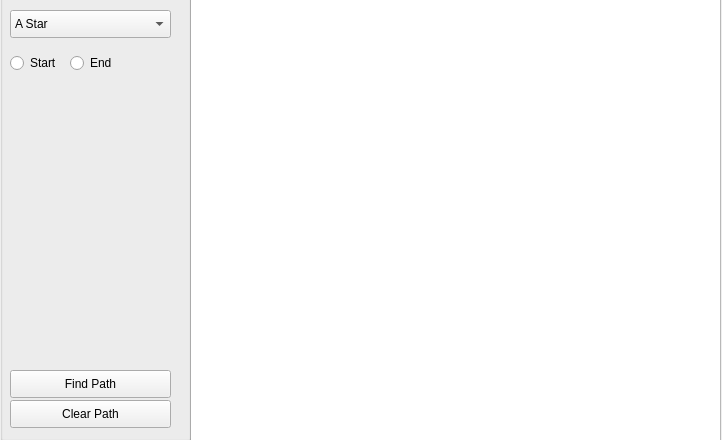
The window that PathFinding/mainwindow.ui (razzil1/Pathfinding) describes before a commit, drawn with Qt 5.
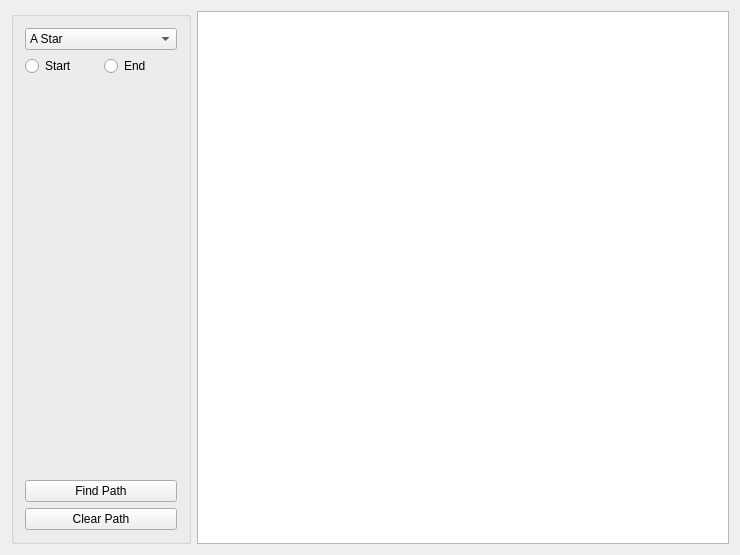
The same window after the commit.

Commit message: Enabled to paint node on mouse click

```diff
--- a/PathFinding/mainwindow.ui
+++ b/PathFinding/mainwindow.ui
@@ -2,62 +2,59 @@
 <ui version="4.0">
  <class>MainWindow</class>
  <widget class="QMainWindow" name="MainWindow">
+  <property name="enabled">
+   <bool>true</bool>
+  </property>
   <property name="geometry">
    <rect>
     <x>0</x>
     <y>0</y>
-    <width>722</width>
-    <height>440</height>
+    <width>740</width>
+    <height>555</height>
    </rect>
   </property>
+  <property name="sizePolicy">
+   <sizepolicy hsizetype="Preferred" vsizetype="Preferred">
+    <horstretch>0</horstretch>
+    <verstretch>0</verstretch>
+   </sizepolicy>
+  </property>
   <property name="windowTitle">
    <string>MainWindow</string>
   </property>
   <widget class="QWidget" name="centralWidget">
-   <widget class="QGraphicsView" name="graphicsView">
-    <property name="geometry">
-     <rect>
-      <x>190</x>
-      <y>-10</y>
-      <width>531</width>
-      <height>451</height>
-     </rect>
-    </property>
-   </widget>
+   <property name="enabled">
+    <bool>true</bool>
+   </property>
+   <property name="sizePolicy">
+    <sizepolicy hsizetype="Preferred" vsizetype="Preferred">
+     <horstretch>0</horstretch>
+     <verstretch>0</verstretch>
+    </sizepolicy>
+   </property>
+   <property name="minimumSize">
+    <size>
+     <width>0</width>
+     <height>0</height>
+    </size>
+   </property>
+   <layout class="QHBoxLayout" name="horizontalLayout_2">
+    <item>
    <widget class="QGroupBox" name="groupBox">
-    <property name="geometry">
-     <rect>
-      <x>0</x>
-      <y>-30</y>
-      <width>191</width>
-      <height>471</height>
-     </rect>
+      <property name="minimumSize">
+       <size>
+        <width>180</width>
+        <height>0</height>
+       </size>
     </property>
     <property name="title">
      <string/>
     </property>
-    <widget class="QPushButton" name="pushButton_2">
-     <property name="geometry">
-      <rect>
-       <x>10</x>
-       <y>400</y>
-       <width>161</width>
-       <height>28</height>
-      </rect>
-     </property>
-     <property name="text">
-      <string>Find Path</string>
-     </property>
-    </widget>
+      <layout class="QGridLayout" name="gridLayout">
+       <item row="0" column="0">
+        <layout class="QVBoxLayout" name="verticalLayout">
+         <item>
     <widget class="QComboBox" name="comboBox">
-     <property name="geometry">
-      <rect>
-       <x>10</x>
-       <y>40</y>
-       <width>161</width>
-       <height>28</height>
-      </rect>
-     </property>
      <item>
       <property name="text">
        <string>A Star</string>
@@ -79,46 +76,72 @@
       </property>
      </item>
     </widget>
+         </item>
+         <item>
+          <layout class="QHBoxLayout" name="horizontalLayout">
+           <item>
     <widget class="QRadioButton" name="radioButton">
-     <property name="geometry">
-      <rect>
-       <x>10</x>
-       <y>80</y>
-       <width>51</width>
-       <height>26</height>
-      </rect>
-     </property>
      <property name="text">
       <string>Start</string>
      </property>
     </widget>
+           </item>
+           <item>
     <widget class="QRadioButton" name="radioButton_2">
-     <property name="geometry">
-      <rect>
-       <x>70</x>
-       <y>80</y>
-       <width>61</width>
-       <height>26</height>
-      </rect>
-     </property>
      <property name="text">
       <string>End</string>
      </property>
     </widget>
+           </item>
+          </layout>
+         </item>
+        </layout>
+       </item>
+       <item row="2" column="0">
+        <layout class="QVBoxLayout" name="verticalLayout_2">
+         <item>
+          <widget class="QPushButton" name="pushButton_2">
+           <property name="text">
+            <string>Find Path</string>
+           </property>
+          </widget>
+         </item>
+         <item>
     <widget class="QPushButton" name="pushButton_3">
-     <property name="geometry">
-      <rect>
-       <x>10</x>
-       <y>430</y>
-       <width>161</width>
-       <height>28</height>
-      </rect>
-     </property>
      <property name="text">
       <string>Clear Path</string>
      </property>
     </widget>
-   </widget>
+         </item>
+        </layout>
+       </item>
+       <item row="1" column="0">
+        <spacer name="verticalSpacer">
+         <property name="orientation">
+          <enum>Qt::Vertical</enum>
+         </property>
+         <property name="sizeHint" stdset="0">
+          <size>
+           <width>20</width>
+           <height>40</height>
+          </size>
+         </property>
+        </spacer>
+       </item>
+      </layout>
+     </widget>
+    </item>
+    <item>
+     <widget class="QGraphicsView" name="graphicsView">
+      <property name="sizePolicy">
+       <sizepolicy hsizetype="Expanding" vsizetype="Expanding">
+        <horstretch>0</horstretch>
+        <verstretch>0</verstretch>
+       </sizepolicy>
+      </property>
+     </widget>
+    </item>
+   </layout>
   </widget>
  </widget>
  <layoutdefault spacing="6" margin="11"/>
```
Lines whose indentation alone changed are shown as unchanged. The commit also changes 7 other files.
